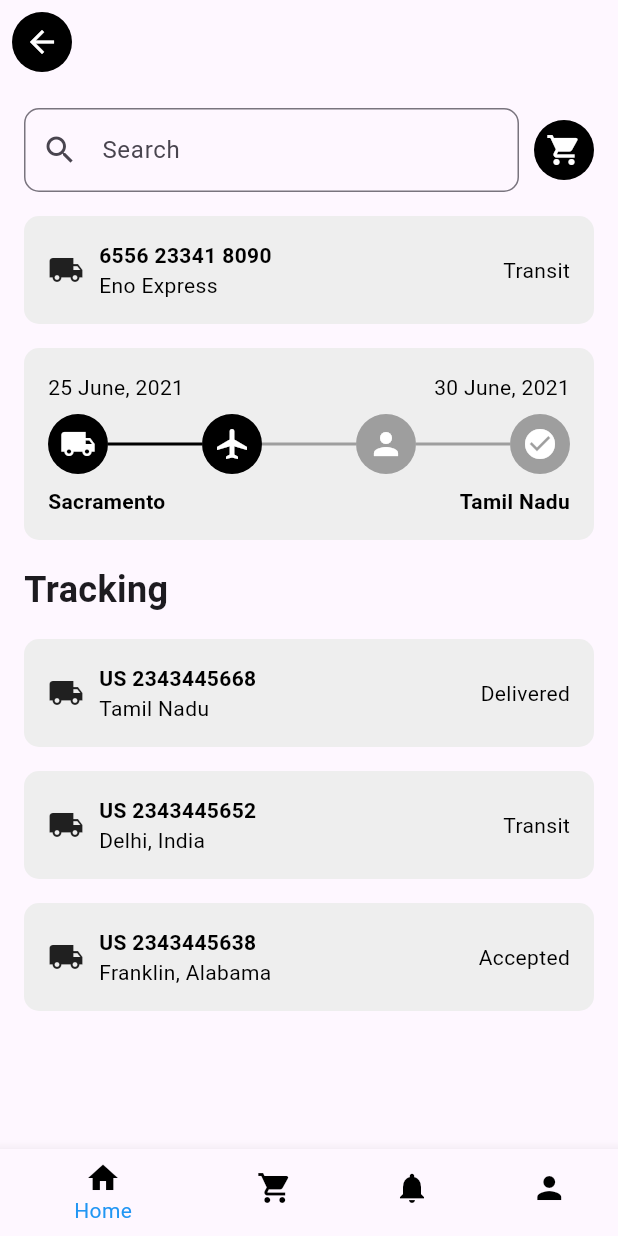
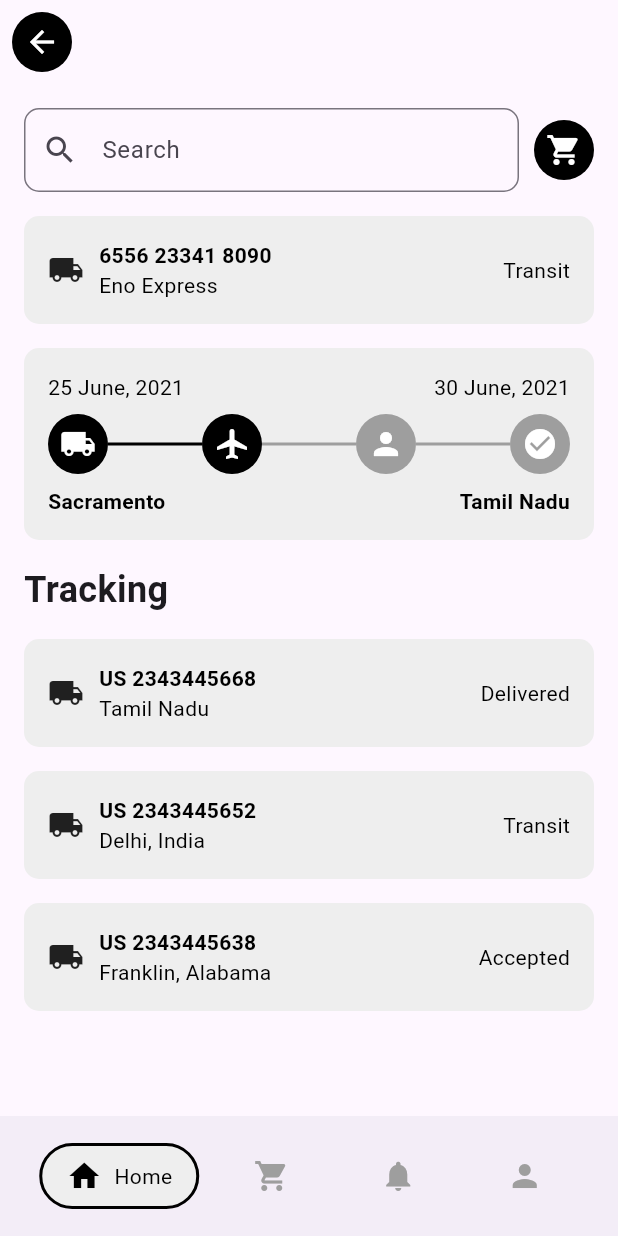
Before and after one commit to KILLERGTG01/Vicuna_pages, a Flutter app: the TrackingPage screen opened directly, on a phone screen of 412 x 824 dp. Run offline on Flutter 3.47's test engine with Material 3 defaults, Android fonts, the phone set to English and light mode, and no system bars.

Commit message:
Tracking page completed

```diff
--- a/lib/pages/tracking_page.dart
+++ b/lib/pages/tracking_page.dart
@@ -1,7 +1,22 @@
 import 'package:flutter/material.dart';
 
-class TrackingPage extends StatelessWidget {
+class TrackingPage extends StatefulWidget {
   const TrackingPage({super.key});
+
+  @override
+  State<TrackingPage> createState(){
+    return TrackingPageState();
+  }
+}
+
+class TrackingPageState extends State<TrackingPage> {
+  int _selectedIndex = 0;
+
+  void _onItemTapped(int index) {
+    setState(() {
+      _selectedIndex = index;
+    });
+  }
 
   @override
   Widget build(BuildContext context) {
@@ -68,28 +83,46 @@ class TrackingPage extends StatelessWidget {
           ],
         ),
       ),
-      bottomNavigationBar: BottomNavigationBar(
-        items: const <BottomNavigationBarItem>[
-          BottomNavigationBarItem(
-            icon: Icon(Icons.home, color: Colors.black),
-            label: 'Home',
-          ),
-          BottomNavigationBarItem(
-            icon: Icon(Icons.shopping_cart, color: Colors.black),
-            label: 'Cart',
-          ),
-          BottomNavigationBarItem(
-            icon: Icon(Icons.notifications, color: Colors.black),
-            label: 'Bell',
-          ),
-          BottomNavigationBarItem(
-            icon: Icon(Icons.person, color: Colors.black),
-            label: 'Profile',
-          ),
-        ],
-        selectedItemColor: Colors.blue,
-        unselectedItemColor: Colors.black,
-        onTap: (index) {},
+      bottomNavigationBar: BottomAppBar(
+        shape: const CircularNotchedRectangle(),
+        notchMargin: 6.0,
+        child: Row(
+          mainAxisAlignment: MainAxisAlignment.spaceAround,
+          children: <Widget>[
+            buildBottomNavigationItem(0, Icons.home, 'Home'),
+            buildBottomNavigationItem(1, Icons.shopping_cart, 'Cart'),
+            buildBottomNavigationItem(2, Icons.notifications, 'Updates'),
+            buildBottomNavigationItem(3, Icons.person, 'Profile'),
+          ],
+        ),
+      ),
+    );
+  }
+
+  Widget buildBottomNavigationItem(int index, IconData icon, String label) {
+    bool isSelected = _selectedIndex == index;
+    return GestureDetector(
+      onTap: () => _onItemTapped(index),
+      child: Container(
+        padding: const EdgeInsets.symmetric(vertical: 8.0, horizontal: 16.0),
+        decoration: isSelected
+            ? BoxDecoration(
+                color: Colors.grey[200],
+                border: Border.all(color: Colors.black, width: 2.0),
+                borderRadius: BorderRadius.circular(30.0),
+              )
+            : null,
+        child: Row(
+          children: [
+            Icon(icon, color: isSelected ? Colors.black : Colors.grey),
+            const SizedBox(width: 8),
+            if (isSelected)
+              Text(
+                label,
+                style: const TextStyle(color: Colors.black),
+              ),
+          ],
+        ),
       ),
     );
   }
```
